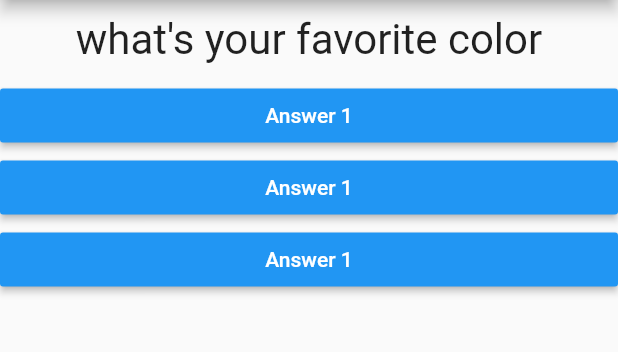
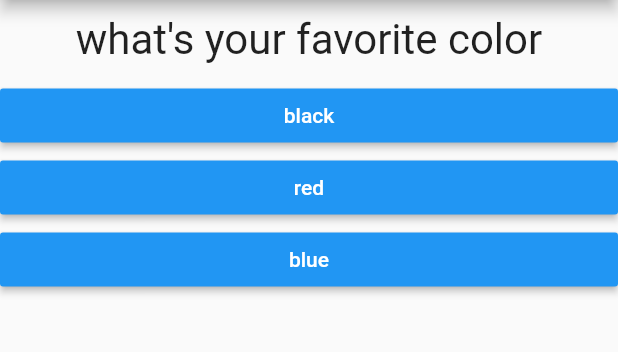
Before and after one commit to ShivamGoyal26/My_First_Flutter_App, a Flutter app: the screen it shows after launch, on a phone screen of 412 x 824 dp, the part 84-436 px from its top. Run offline on Flutter 3.47's test engine with Material 2 defaults, Android fonts, the phone set to English and light mode, and no system bars.

Commit message:
5th commit

```diff
--- a/lib/answer.dart
+++ b/lib/answer.dart
@@ -2,7 +2,8 @@ import 'package:flutter/material.dart';
 
 class Answer extends StatelessWidget {
   final Function selectHandler;
-  Answer(this.selectHandler);
+  final String answerText;
+  Answer(this.selectHandler, this.answerText);
   @override
   Widget build(BuildContext context) {
     return Container(
@@ -10,7 +11,7 @@ class Answer extends StatelessWidget {
       child: RaisedButton(
         color: Colors.blue,
         textColor: Colors.white,
-        child: Text("Answer 1"),
+        child: Text(answerText),
         onPressed: selectHandler,
       ),
     );
--- a/lib/main.dart
+++ b/lib/main.dart
@@ -19,9 +19,18 @@ class _MyAppState extends State<MyApp> {
   var _questionIndex = 0;
 
   var questions = [
-    "what's your favorite color",
-    "what's your favorite city",
-    "what's your favorite car"
+    {
+      'questionText': "what's your favorite color",
+      'answers': ['black', 'red', 'blue'],
+    },
+    {
+      'questionText': "what's your favorite animal",
+      'answers': ['wolf', 'tiger', 'lion'],
+    },
+    {
+      'questionText': "what's your favorite car",
+      'answers': ['lamborgini', 'rolls royce', 'audi'],
+    },
   ];
 
   void _answerQuestion() {
@@ -47,11 +56,37 @@ class _MyAppState extends State<MyApp> {
           body: Column(
             children: <Widget>[
               Question(
-                questions[_questionIndex],
+                questions[_questionIndex]['questionText'],
               ),
-              Answer(_answerQuestion),
-              Answer(_answerQuestion),
-              Answer(_answerQuestion),
+              // here we map a list of answers into a mapping of widgets with the help of map() function because here map() function return the widget or any thing
+              // here map function will excute for each element in the questions[_questionIndex]['answers'] list  and here the current element recieved in the map function which will be stored in the answer variable you can use any name instead of answer
+              // Here keep in the mind that map() function will excute for every element in the list
+              // here map gives us the Iterable not a list but here we want a list that's why we convert the map in to the lists at last by using tolist() function
+              // now the value which map gives us is a list due to the tolist() function
+              // here column takes the list of widgets but here we have the list of list means nested list
+              // here we use ... operator here this operator takes a list and they put all the values in the list out of it  and add them to the sourrouding list which is chlidren in this case as a individual value
+              // so here technically we dont add the list to list mean children is a list right and we have also a list given below so thats why ... makes the list into the numbers
+                // in short here it will return the widget Answer right but as we discussed that map() function don't return the widgets but it returns iterations right but we want the list of the widgets so we used tolist() function to convert the iterations in to the list of widgets means at last we have the list of widgets now at the top we have the children which is supposed to get the widgets or the values not the list of widgets so that's why we used ... operation to get every widgets from the list of widgets return by map() function and add each widget in the children list now its alright
+
+              ...(questions[_questionIndex]['answers'] as List<String>)
+                  .map((answer) {
+                return Answer(_answerQuestion, answer);
+              }).toList()
+
+              // see map() will return this kind of struture to you given below
+              // [
+              //   if _questionIndex = 0
+              //   Answer(_answerQuestion, "black");
+              //   Answer(_answerQuestion, "red");
+              //   Answer(_answerQuestion, "blue");
+              // ]
+
+              // now ... this operator removes the list like
+              //   Answer(_answerQuestion, "black");
+              //   Answer(_answerQuestion, "red");
+              //   Answer(_answerQuestion, "blue");
+
+
             ],
           )),
     );
```
